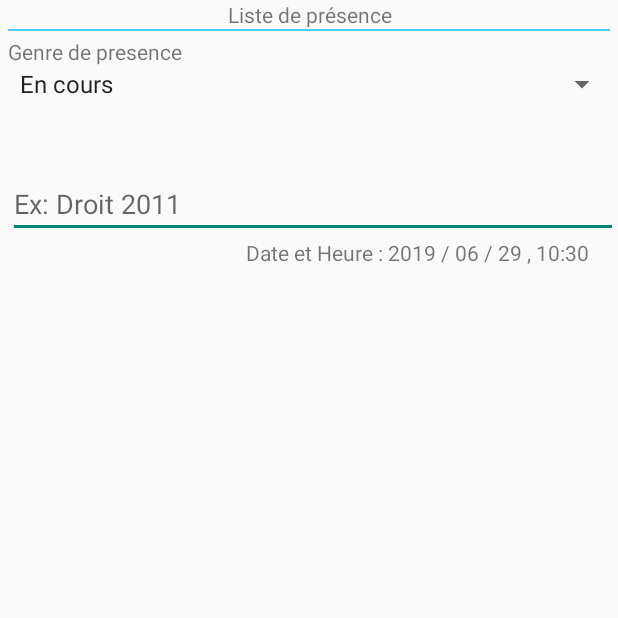
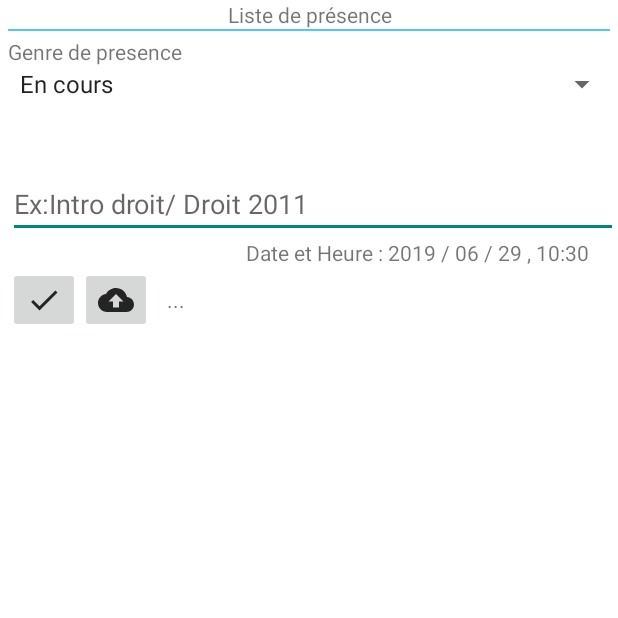
Before and after one commit to andymub/ssmarty_UV, an Android app: the Activity_liste_presence screen opened directly, with no data from a screen before it, on a phone screen of 412 x 824 dp, the top half of it. Run offline under Robolectric (Android 15) with nearby library versions, the phone set to English and light mode, and no system bars.

Commit message:
activity Liste de prese linked

```diff
--- a/app/src/main/java/ssmarty/univ/Activity_liste_presence.java
+++ b/app/src/main/java/ssmarty/univ/Activity_liste_presence.java
@@ -1,28 +1,117 @@
 package ssmarty.univ;
 
+import android.annotation.SuppressLint;
+import android.graphics.Color;
+import android.media.AudioManager;
+import android.media.Ringtone;
+import android.media.RingtoneManager;
+import android.media.ToneGenerator;
+import android.net.Uri;
+import android.os.Handler;
 import android.support.v7.app.AppCompatActivity;
 import android.os.Bundle;
+import android.view.SoundEffectConstants;
 import android.view.View;
+import android.view.ViewGroup;
 import android.widget.AdapterView;
+import android.widget.ArrayAdapter;
+import android.widget.Button;
 import android.widget.EditText;
+import android.widget.ImageButton;
+import android.widget.ListView;
+import android.widget.RelativeLayout;
+import android.widget.ScrollView;
 import android.widget.Spinner;
 import android.widget.TextView;
 
 import java.text.SimpleDateFormat;
+import java.util.ArrayList;
+import java.util.Arrays;
 import java.util.Calendar;
+import java.util.List;
 
 public class Activity_liste_presence extends AppCompatActivity {
+    ListView myListview;
+    Button Addbutton;
+    String GetValue;
+    ScrollView scrollListePresence;
+    int value=0;
+    ToneGenerator toneGen1;
+    private RelativeLayout relaLayout_presence;
+    String[] ListElements = new String[] {
+            "-   -   -",
+    };
 
-    private TextView txtdate;
+
+    //RECORDING HOW MANY TIMES THE BUTTON HAS BEEN CLICKED
+    int clickCounter=0;
+
+    private TextView txtdate,messageEvolution;
     Spinner spinnerTypePresence;
-    private EditText edittxtAutreRainson;
+    ImageButton btnStartList,sendToCloud;
+    int i=1;
+    private EditText edittxtAutreRainson,editxtIntutuleListe;
+    @SuppressLint("ResourceType")
     @Override
     protected void onCreate(Bundle savedInstanceState) {
         super.onCreate(savedInstanceState);
         setContentView(R.layout.activity_liste_presence);
+        relaLayout_presence=findViewById(R.id.relaLayout_presence);
         txtdate=findViewById(R.id.txtdate);
         spinnerTypePresence=findViewById(R.id.spinnerType);
         edittxtAutreRainson=findViewById(R.id.edtxtAutrerainson);
+        editxtIntutuleListe=findViewById(R.id.editxtObjet);
+        btnStartList=findViewById(R.id.imgbtnStarList);
+        sendToCloud=findViewById(R.id.ImgSendcloud);
+        messageEvolution=findViewById(R.id.txtmesageEtatList);
+        Addbutton = (Button) findViewById(R.id.addBtn);
+        messageEvolution.setText("...");
+        myListview = (ListView) findViewById(R.id.listView_presence);
+        myListview.setBackgroundResource(R.color.WHITE_nfc);
+        scrollListePresence = findViewById(R.id.scroll_liste_presence);
+
+        //Set Inivible scrollView
+        scrollListePresence.setVisibility(View.INVISIBLE);
+
+        //nOTICATION BEEP
+        Uri notification = RingtoneManager.getDefaultUri(RingtoneManager.TYPE_NOTIFICATION);
+        final Ringtone r = RingtoneManager.getRingtone(getApplicationContext(), notification);
+
+        final List<String> ListElementsArrayList = new ArrayList<String>(Arrays.asList(ListElements));
+        final ArrayAdapter<String> adapter = new ArrayAdapter<String>
+                (Activity_liste_presence.this, android.R.layout.simple_list_item_1, ListElementsArrayList){
+            @Override
+            public View getView(int position, View convertView, ViewGroup parent){
+                // Get the Item from ListView
+                View view = super.getView(position, convertView, parent);
+
+                // Initialize a TextView for ListView each Item
+                final TextView tv = view.findViewById(android.R.id.text1);
+                if(position == ListElementsArrayList.size()-1) {
+                    // Set the text color of TextView (ListView Item)
+                    relaLayout_presence.setBackgroundResource(R.drawable.listview_border);
+                    tv.setTextColor(getResources().getColor(R.color.bipNfc_etudiant_added));
+                    new Handler().postDelayed(new Runnable() {
+                        @Override
+                        public void run() {
+                            relaLayout_presence.setBackgroundResource(R.color.WHITE_nfc);
+                        }
+                    }, 250);
+                    new Handler().postDelayed(new Runnable() {
+                        @Override
+                        public void run() {
+                            tv.setTextColor(Color.BLACK);
+                        }
+                    }, 500);
+                }
+                // Generate ListView Item using TextView
+                return view;
+            }
+        };
+
+        myListview.setAdapter(adapter);
+
+        //get date and hour
         getCurrentDate();
         //spinner ste onclick
         spinnerTypePresence.setOnItemSelectedListener(new AdapterView.OnItemSelectedListener() {
@@ -41,11 +130,106 @@ public class Activity_liste_presence extends AppCompatActivity {
 
             }
         });
+        btnStartList.setOnClickListener(new View.OnClickListener() {
+            @Override
+            public void onClick(View v) {
+                if(checkIfEditEmpty()){
+
+                }
+                else{
+
+
+                btnStartList.setImageResource(R.drawable.ic_done_bleu_24dp);
+                messageEvolution.setText("Pour remplir la liste, bipé vos cartes");
+
+                //set visible Scrollliste
+                scrollListePresence.setVisibility(View.VISIBLE);
+                edittxtAutreRainson.setEnabled(false);
+                editxtIntutuleListe.setEnabled(false);
+                spinnerTypePresence.setClickable(false);
+                if(edittxtAutreRainson.getVisibility() == View.VISIBLE){
+                    edittxtAutreRainson.setEnabled(false);
+                }
+                }
+            }
+        });
+        sendToCloud.setOnClickListener(new View.OnClickListener() {
+            @Override
+            public void onClick(View v) {
+                if (i==1){
+
+                    sendToCloud.setImageResource(R.drawable.ic_cloud_done_black_24dp);
+                    messageEvolution.setText("Liste envoyéé");
+                    i++;
+                }
+                else {
+                    sendToCloud.setImageResource(R.drawable.ic_cloud_off_black_24dp);
+                    messageEvolution.setText("Liste non envoyéé, stockéé dans Mes Listes");
+                }
+            }
+
+        });
+
+        //LISTEvIEW add //todo to be replace with NFC LISTENER
+        Addbutton.setOnClickListener(new View.OnClickListener() {
+            @Override
+            public void onClick(View v) {
+                try {
+
+                     toneGen1 = new ToneGenerator(AudioManager.STREAM_MUSIC, 100);
+                    //toneGen1.release();
+                    toneGen1.startTone(ToneGenerator.TONE_CDMA_PIP,150);
+                    new Handler().postDelayed(new Runnable() {
+                        @Override
+                        public void run() {
+                            if (toneGen1 != null) {
+                                toneGen1.release();
+                                toneGen1 = null;
+                            }
+                        }
+
+                    }, 100);
+
+                   // r.play();
+                } catch (Exception e) {
+                    e.printStackTrace();
+                }
+                GetValue="Etudiant(e) "+value++;
+                ListElementsArrayList.add(GetValue);
+                adapter.notifyDataSetChanged();
+            }
+        });
+
     }
+
     public void getCurrentDate() {
         Calendar calendar = Calendar.getInstance();
         SimpleDateFormat mdformat = new SimpleDateFormat("yyyy / MM / dd , HH:mm");
         String strDate = "Date et Heure : " + mdformat.format(calendar.getTime());
         txtdate.setText(strDate );
     }
+    @SuppressLint("ResourceAsColor")
+    public Boolean checkIfEditEmpty(){
+        Boolean chk=true;
+        if ((editxtIntutuleListe.getTextSize()==0)){
+            //////////////
+            editxtIntutuleListe.setHintTextColor(R.color.RED_nfc);
+        }
+        else if (editxtIntutuleListe.getTextSize()!=0){
+            if(edittxtAutreRainson.getVisibility() == View.VISIBLE){
+
+                    //////////////
+
+                    editxtIntutuleListe.setHintTextColor(R.color.RED_nfc);
+                    editxtIntutuleListe.setHint("Ex: Autre raison");
+                    chk=false;
+
+            }
+        }
+        else{
+            chk=false;
+        }
+
+        return false;
+    }
 }
--- /dev/null
+++ b/app/src/main/res/drawable/ic_cloud_done_black_24dp.xml
@@ -0,0 +1,5 @@
+<vector android:alpha="0.83" android:height="24dp"
+    android:tint="#529AFE" android:viewportHeight="24.0"
+    android:viewportWidth="24.0" android:width="24dp" xmlns:android="http://schemas.android.com/apk/res/android">
+    <path android:fillColor="#FF000000" android:pathData="M19.35,10.04C18.67,6.59 15.64,4 12,4 9.11,4 6.6,5.64 5.35,8.04 2.34,8.36 0,10.91 0,14c0,3.31 2.69,6 6,6h13c2.76,0 5,-2.24 5,-5 0,-2.64 -2.05,-4.78 -4.65,-4.96zM10,17l-3.5,-3.5 1.41,-1.41L10,14.17 15.18,9l1.41,1.41L10,17z"/>
+</vector>
--- /dev/null
+++ b/app/src/main/res/drawable/ic_cloud_off_black_24dp.xml
@@ -0,0 +1,5 @@
+<vector android:alpha="0.83" android:height="24dp"
+    android:tint="#FE0A0E" android:viewportHeight="24.0"
+    android:viewportWidth="24.0" android:width="24dp" xmlns:android="http://schemas.android.com/apk/res/android">
+    <path android:fillColor="#FF000000" android:pathData="M19.35,10.04C18.67,6.59 15.64,4 12,4c-1.48,0 -2.85,0.43 -4.01,1.17l1.46,1.46C10.21,6.23 11.08,6 12,6c3.04,0 5.5,2.46 5.5,5.5v0.5H19c1.66,0 3,1.34 3,3 0,1.13 -0.64,2.11 -1.56,2.62l1.45,1.45C23.16,18.16 24,16.68 24,15c0,-2.64 -2.05,-4.78 -4.65,-4.96zM3,5.27l2.75,2.74C2.56,8.15 0,10.77 0,14c0,3.31 2.69,6 6,6h11.73l2,2L21,20.73 4.27,4 3,5.27zM7.73,10l8,8H6c-2.21,0 -4,-1.79 -4,-4s1.79,-4 4,-4h1.73z"/>
+</vector>
--- /dev/null
+++ b/app/src/main/res/drawable/ic_cloud_upload_black_24dp.xml
@@ -0,0 +1,5 @@
+<vector android:alpha="0.83" android:height="24dp"
+    android:viewportHeight="24.0" android:viewportWidth="24.0"
+    android:width="24dp" xmlns:android="http://schemas.android.com/apk/res/android">
+    <path android:fillColor="#FF000000" android:pathData="M19.35,10.04C18.67,6.59 15.64,4 12,4 9.11,4 6.6,5.64 5.35,8.04 2.34,8.36 0,10.91 0,14c0,3.31 2.69,6 6,6h13c2.76,0 5,-2.24 5,-5 0,-2.64 -2.05,-4.78 -4.65,-4.96zM14,13v4h-4v-4H7l5,-5 5,5h-3z"/>
+</vector>
--- /dev/null
+++ b/app/src/main/res/drawable/ic_done_all_24dp.xml
@@ -0,0 +1,5 @@
+<vector android:alpha="0.83" android:height="24dp"
+    android:viewportHeight="24.0" android:viewportWidth="24.0"
+    android:width="24dp" xmlns:android="http://schemas.android.com/apk/res/android">
+    <path android:fillColor="#FF000000" android:pathData="M18,7l-1.41,-1.41 -6.34,6.34 1.41,1.41L18,7zM22.24,5.59L11.66,16.17 7.48,12l-1.41,1.41L11.66,19l12,-12 -1.42,-1.41zM0.41,13.41L6,19l1.41,-1.41L1.83,12 0.41,13.41z"/>
+</vector>
--- /dev/null
+++ b/app/src/main/res/drawable/ic_done_bleu_24dp.xml
@@ -0,0 +1,5 @@
+<vector android:alpha="0.83" android:height="24dp"
+    android:tint="#529AFE" android:viewportHeight="24.0"
+    android:viewportWidth="24.0" android:width="24dp" xmlns:android="http://schemas.android.com/apk/res/android">
+    <path android:fillColor="#FF000000" android:pathData="M9,16.2L4.8,12l-1.4,1.4L9,19 21,7l-1.4,-1.4L9,16.2z"/>
+</vector>
--- /dev/null
+++ b/app/src/main/res/drawable/ic_done_one_24dp.xml
@@ -0,0 +1,5 @@
+<vector android:alpha="0.83" android:height="24dp"
+    android:viewportHeight="24.0" android:viewportWidth="24.0"
+    android:width="24dp" xmlns:android="http://schemas.android.com/apk/res/android">
+    <path android:fillColor="#FF000000" android:pathData="M9,16.2L4.8,12l-1.4,1.4L9,19 21,7l-1.4,-1.4L9,16.2z"/>
+</vector>
--- /dev/null
+++ b/app/src/main/res/drawable/listview_border.xml
@@ -0,0 +1,5 @@
+<shape xmlns:android="http://schemas.android.com/apk/res/android">
+    <stroke
+        android:width="2dp"
+        android:color="#FF32C1F5" />
+</shape>
--- a/app/src/main/res/layout/activity_liste_presence.xml
+++ b/app/src/main/res/layout/activity_liste_presence.xml
@@ -2,9 +2,11 @@
 <RelativeLayout xmlns:android="http://schemas.android.com/apk/res/android"
     xmlns:app="http://schemas.android.com/apk/res-auto"
     xmlns:tools="http://schemas.android.com/tools"
+    android:id="@+id/relaLayout_presence"
     android:layout_width="match_parent"
     android:layout_height="match_parent"
     tools:context=".Activity_liste_presence">
+
     <TextView
         android:id="@+id/txtListpresTitre"
         android:layout_width="match_parent"
@@ -27,12 +29,12 @@
     <LinearLayout
         android:layout_width="match_parent"
         android:layout_height="match_parent"
+        android:layout_alignParentLeft="true"
         android:layout_alignParentStart="true"
         android:layout_below="@+id/txtListpresTitre"
         android:layout_marginLeft="5dp"
         android:layout_marginTop="5dp"
-        android:orientation="vertical"
-        android:layout_alignParentLeft="true">
+        android:orientation="vertical">
 
         <TextView
             android:id="@+id/textView"
@@ -60,7 +62,7 @@
             android:layout_width="match_parent"
             android:layout_height="wrap_content"
             android:ems="10"
-            android:hint="Ex: Droit 2011"
+            android:hint="Ex:Intro droit/ Droit 2011"
             android:inputType="textPersonName" />
 
         <TextView
@@ -70,6 +72,67 @@
             android:layout_marginRight="20dp"
             android:gravity="right"
             android:text="Date et Heure" />
+
+        <LinearLayout
+            android:layout_width="match_parent"
+            android:layout_height="wrap_content"
+            android:gravity="center"
+            android:orientation="horizontal">
+
+            <ImageButton
+                android:id="@+id/imgbtnStarList"
+                android:layout_width="wrap_content"
+                android:layout_height="wrap_content"
+                app:srcCompat="@drawable/ic_done_one_24dp" />
+
+            <ImageButton
+                android:id="@+id/ImgSendcloud"
+                android:layout_width="wrap_content"
+                android:layout_height="wrap_content"
+                app:srcCompat="@drawable/ic_cloud_upload_black_24dp" />
+
+            <TextView
+                android:id="@+id/txtmesageEtatList"
+                android:layout_width="wrap_content"
+                android:layout_height="wrap_content"
+                android:layout_marginLeft="10dp"
+                android:layout_weight="1"
+                android:text="Message d'etat" />
+        </LinearLayout>
+
+        <ScrollView
+            android:id="@+id/scroll_liste_presence"
+            android:layout_width="match_parent"
+            android:layout_height="match_parent"
+            android:layout_marginRight="5dp"
+            android:fillViewport="true">
+
+            <RelativeLayout
+                android:layout_width="match_parent"
+                android:layout_height="match_parent"
+                android:orientation="vertical">
+
+                <Button
+                    android:id="@+id/addBtn"
+                    android:layout_width="wrap_content"
+                    android:layout_height="wrap_content"
+                    android:layout_alignParentTop="true"
+                    android:layout_centerHorizontal="true"
+                    android:layout_gravity="center"
+                    android:foregroundGravity="center"
+                    android:text="BIP NFC" />
+
+                <ListView
+                    android:id="@+id/listView_presence"
+                    android:layout_width="match_parent"
+                    android:layout_height="match_parent"
+                    android:layout_below="@+id/addBtn"
+                    android:background="@color/WHITE_nfc"
+                    android:drawSelectorOnTop="false"
+                    android:stackFromBottom="false"
+                    android:transcriptMode="alwaysScroll" />
+            </RelativeLayout>
+        </ScrollView>
     </LinearLayout>
 
 </RelativeLayout>
--- a/app/src/main/res/values/colors.xml
+++ b/app/src/main/res/values/colors.xml
@@ -3,4 +3,7 @@
     <color name="colorPrimary">#5799ce</color>
     <color name="colorPrimaryDark">#69bcff</color>
     <color name="colorAccent">#61798e</color>
+    <color name="bipNfc_etudiant_added">#FF32C1F5</color>
+    <color name="WHITE_nfc">#ffffff</color>
+    <color name="RED_nfc">#ff0202</color>
 </resources>
```
